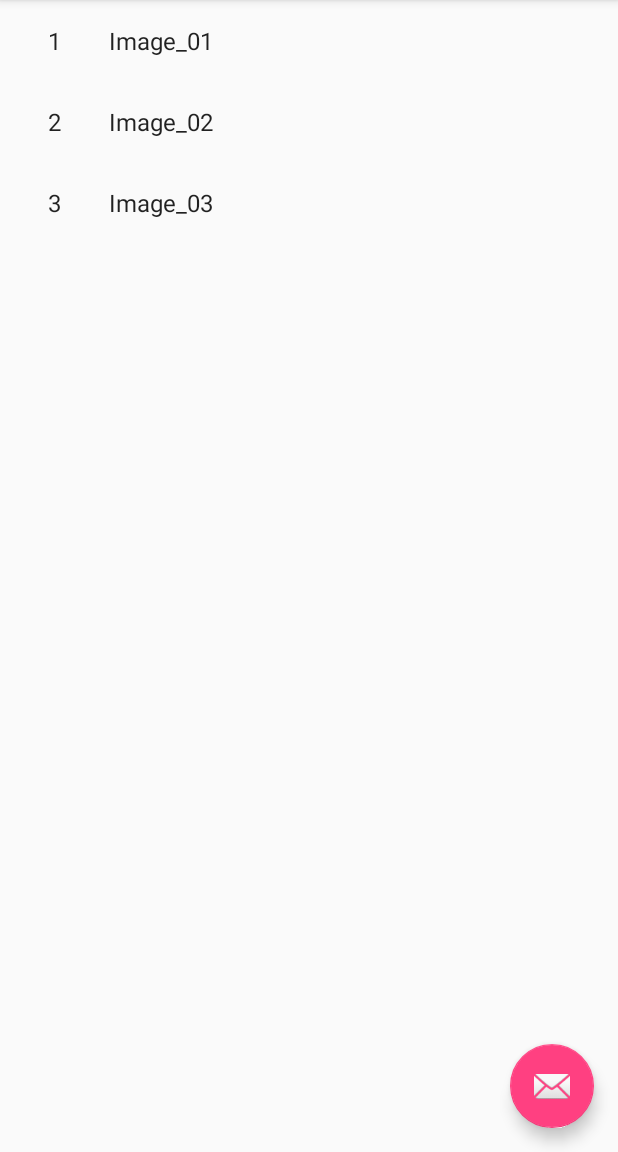
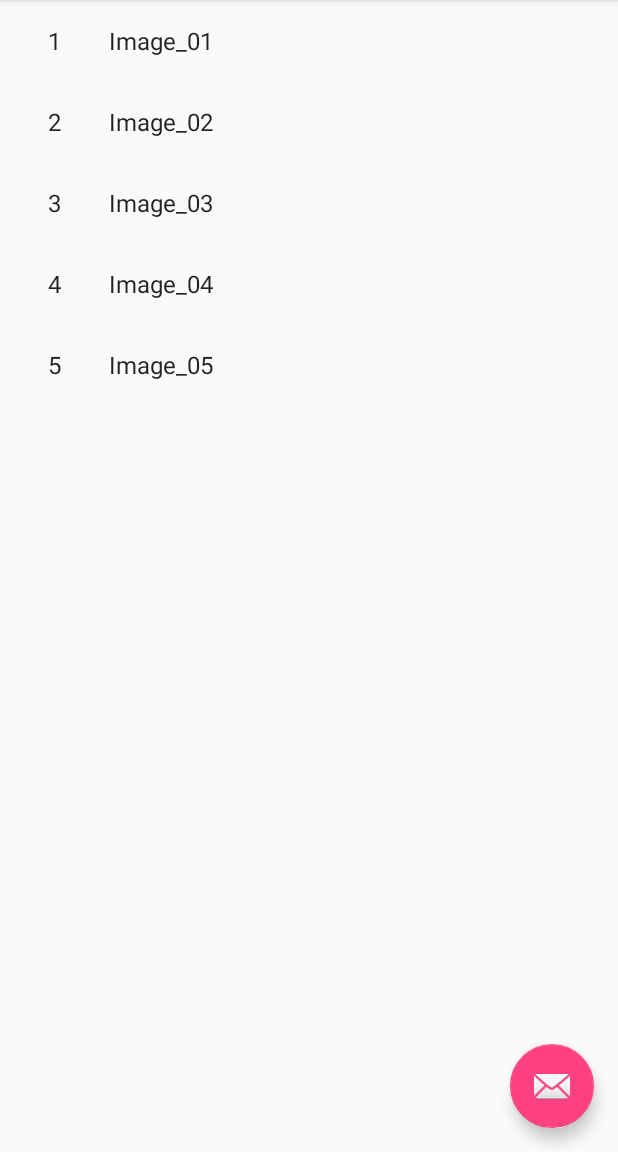
Before and after one commit to mattjmoses/MobileAppDev, an Android app: the screen it shows after launch (ImageListActivity), on a phone screen of 412 x 824 dp, the part 84-1236 px from its top. Run offline under Robolectric (Android 15) with nearby library versions, the light colour scheme and no system bars.

```diff
--- a/Assignments/Assignment_03/app/src/main/java/com/mattiscool/matt/assignment_03/dummy/DummyContent.java
+++ b/Assignments/Assignment_03/app/src/main/java/com/mattiscool/matt/assignment_03/dummy/DummyContent.java
@@ -29,9 +29,11 @@ public class DummyContent {
 //        // Add some sample items.
 //        for (int i = 1; i <= COUNT; i++) {
 //            addItem(createDummyItem(i));
-        addItem(new DummyItem("1","Image_01","http://www.imgur.com"));
-        addItem(new DummyItem("2","Image_02","http://www.somethingawful.com"));
-        addItem(new DummyItem("3","Image_03","http://www.google.ca"));
+        addItem(new DummyItem("1","Image_01"));
+        addItem(new DummyItem("2","Image_02"));
+        addItem(new DummyItem("3","Image_03"));
+        addItem(new DummyItem("4","Image_04"));
+        addItem(new DummyItem("5","Image_05"));
         }
 
 
@@ -40,9 +42,9 @@ public class DummyContent {
         ITEM_MAP.put(item.id, item);
     }
 
-    private static DummyItem createDummyItem(int position) {
-        return new DummyItem(String.valueOf(position), "Item " + position, makeDetails(position));
-    }
+//    private static DummyItem createDummyItem(int position) {
+//        return new DummyItem(String.valueOf(position), "Item " + position, makeDetails(position));
+//    }
 
     private static String makeDetails(int position) {
         StringBuilder builder = new StringBuilder();
@@ -59,12 +61,12 @@ public class DummyContent {
     public static class DummyItem {
         public final String id;
         public final String imageName;
-        public final String url;
 
-        public DummyItem(String id, String imageName, String url) {
+
+        public DummyItem(String id, String imageName) {
             this.id = id;
             this.imageName = imageName;
-            this.url = url;
+
         }
 
         @Override
--- a/Assignments/Assignment_03/app/src/main/res/layout/activity_image_detail.xml
+++ b/Assignments/Assignment_03/app/src/main/res/layout/activity_image_detail.xml
@@ -37,6 +37,7 @@
     <android.support.v4.widget.NestedScrollView
         android:id="@+id/image_detail_container"
         android:layout_width="match_parent"
+        android:focusable="false"
         android:layout_height="match_parent"
         app:layout_behavior="@string/appbar_scrolling_view_behavior" />
 
--- a/Assignments/Assignment_03/app/src/main/res/layout/image_detail.xml
+++ b/Assignments/Assignment_03/app/src/main/res/layout/image_detail.xml
@@ -2,8 +2,8 @@
     xmlns:tools="http://schemas.android.com/tools"
     android:id="@+id/img_display"
     style="?android:attr/textAppearanceLarge"
-    android:layout_width="match_parent"
-    android:layout_height="match_parent"
+    android:layout_width="wrap_content"
+    android:layout_height="wrap_content"
     android:padding="16dp"
     android:src="@drawable/image_01"
     android:textIsSelectable="true"
--- a/Assignments/Assignment_03/app/src/main/res/values/strings.xml
+++ b/Assignments/Assignment_03/app/src/main/res/values/strings.xml
@@ -1,4 +1,9 @@
 <resources>
     <string name="app_name">Assignment_03</string>
     <string name="title_image_detail">Image Detail</string>
+    <string name="img_01">Image 01</string>
+    <string name="img_02">Image 02</string>
+    <string name="img_03">Image 03</string>
+    <string name="img_04">Image 04</string>
+    <string name="img_05">Image 05</string>
 </resources>
```
Also changed, not shown: Assignments/Assignment_03/app/src/main/java/com/mattiscool/matt/assignment_03/ImageDetailFragment.java (+42 -5 lines), Assignments/Assignment_03/app/src/main/res/drawable/image_04.jpg (added), Assignments/Assignment_03/app/src/main/res/drawable/image_05.jpg (added).
